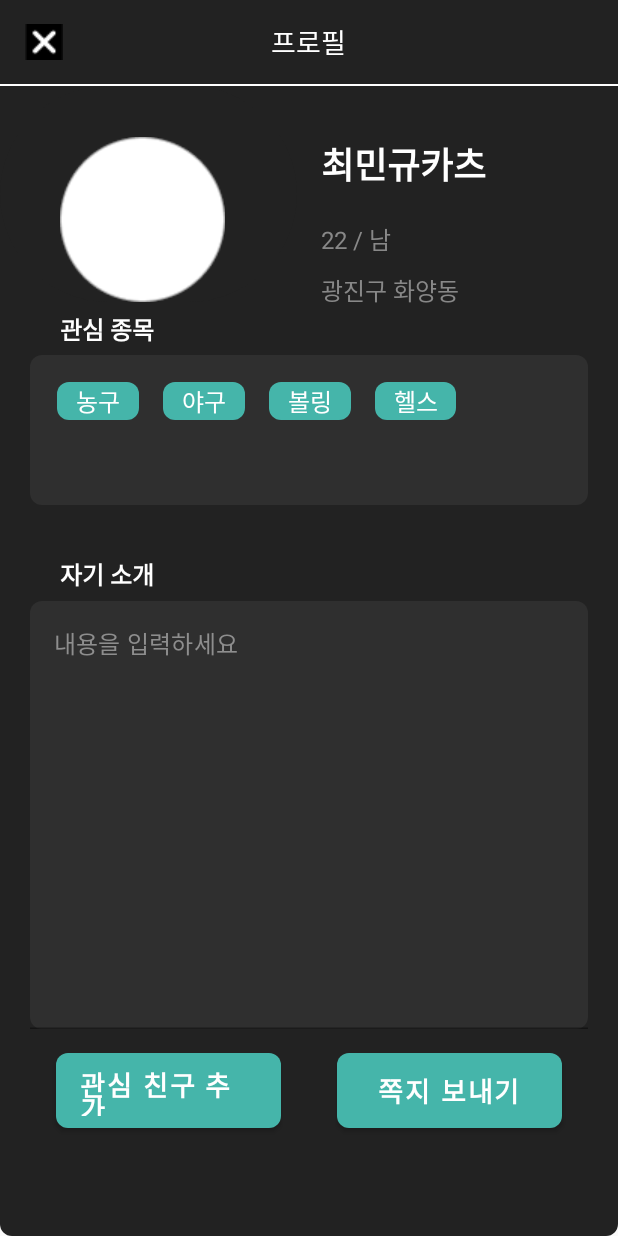
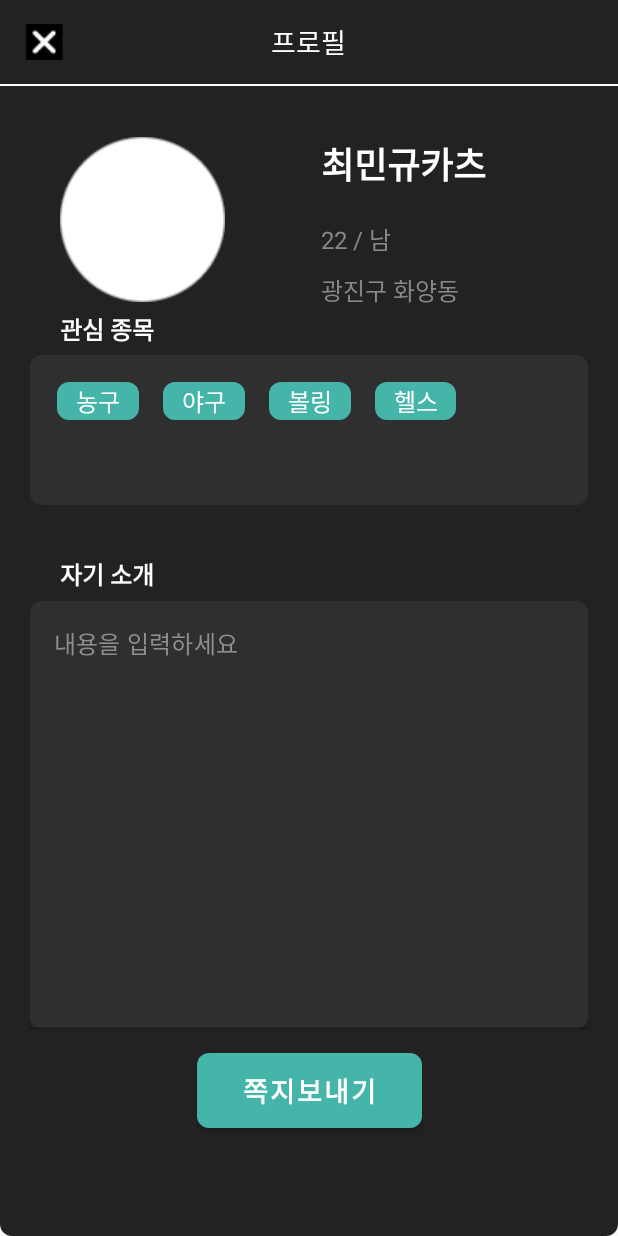
Before and after one commit to beom84/SportsBuddy, an Android app built with Jetpack Compose: the FriendProfileActivity screen opened directly, with no data from a screen before it, on a phone screen of 412 x 824 dp. Run offline under Robolectric (Android 15) with nearby library versions, the phone set to English and light mode, and no system bars; Roboto replaces fonts that are not available here.

```diff
--- a/app/build.gradle.kts
+++ b/app/build.gradle.kts
@@ -64,7 +64,6 @@ dependencies {
     implementation(libs.androidx.ui)
     implementation(libs.androidx.ui.graphics)
     implementation(libs.androidx.ui.tooling.preview)
-//    implementation(libs.androidx.material3)
     implementation(libs.androidx.navigation.fragment)
     implementation(libs.androidx.navigation.ui)
     implementation(libs.androidx.appcompat)
--- a/app/src/main/java/com/example/sportsbuddy/friend_profile/FriendProfileScreen.kt
+++ b/app/src/main/java/com/example/sportsbuddy/friend_profile/FriendProfileScreen.kt
@@ -104,7 +104,15 @@ fun FriendProfileScreen(modifier: Modifier = Modifier) {
             shape = RoundedCornerShape(8.dp)
         )
         Spacer(modifier = Modifier.height(16.dp))
-       InterestButtons()
+        Row(
+            modifier = Modifier
+                .fillMaxWidth()
+            ,
+            horizontalArrangement = Arrangement.SpaceEvenly,
+            verticalAlignment = Alignment.CenterVertically
+        ) {
+            InterestButton("쪽지보내기")
+        }
     }
 }
 
```
